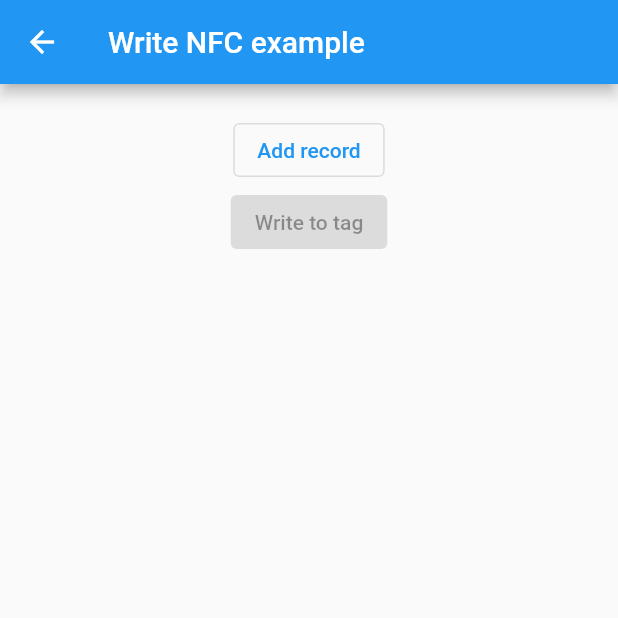
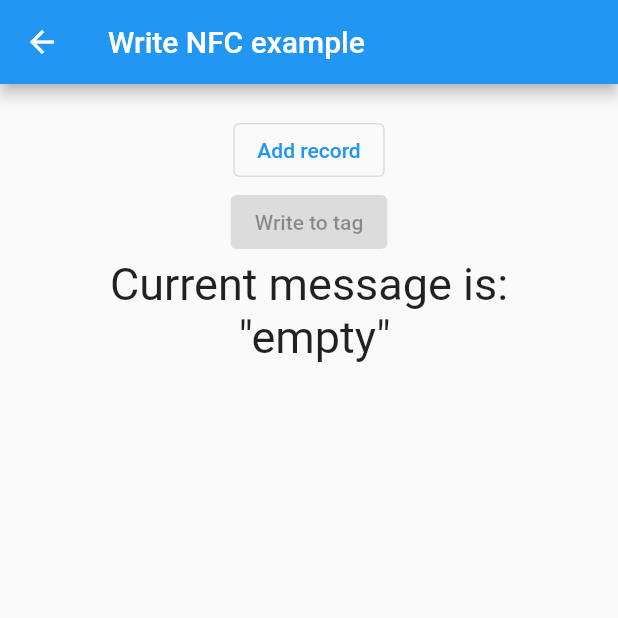
Before and after one commit to krlaa/attendancetest1, a Flutter app: the screen it shows after launch, after a tap on "Write NFC", on a phone screen of 412 x 824 dp, the top half of it. Run offline on Flutter 3.47's test engine with Material 2 defaults, Android fonts, the light colour scheme and no system bars; our stand-ins replace get, random_string; missing offline and left inert: nfc_in_flutter; network calls fail.

Commit message:
initl draft

```diff
--- a/lib/main.dart
+++ b/lib/main.dart
@@ -1,10 +1,23 @@
+import 'dart:convert';
+
+import 'package:attendancetest1/models/student_model.dart';
 import 'package:flutter/material.dart';
+import 'package:uuid/uuid.dart';
 import 'screens/read_example_screen.dart';
 import 'screens/write_example_screen.dart';
 import 'package:random_string/random_string.dart';
+import 'dart:developer';
 import 'package:random_string/random_string.dart';
+import 'package:http/http.dart' as http;
+import 'package:get/get.dart';
 
-void main() => runApp(ExampleApp());
+void main() {
+  Uuid u = Uuid();
+  String s = u.v5(Uuid.NAMESPACE_NIL, "fifth");
+
+  print(s);
+  runApp(ExampleApp());
+}
 
 class ExampleApp extends StatefulWidget {
   @override
@@ -37,38 +50,59 @@ class _ExampleAppState extends State<ExampleApp> {
   void initState() {
     generateIds();
     checkDuplicates();
-    print(idList);
     super.initState();
   }
 
+  List<String> grades = [
+    "pre-k",
+    "kindergarten"
+        "first",
+    "second",
+    "third",
+    "fourth",
+    "fifth",
+    "sixth",
+    "seventh",
+    "eighth",
+    "ninth",
+    "tenth",
+    "eleventh",
+    "twelfth"
+  ];
+
   @override
   Widget build(BuildContext context) {
-    return MaterialApp(
+    return GetMaterialApp(
       home: Scaffold(
-        appBar: AppBar(
-          title: const Text("NFC in Flutter examples"),
-        ),
-        body: Builder(builder: (context) {
-          return ListView(
+          appBar: AppBar(
+            title: const Text("NFC in Flutter examples"),
+          ),
+          body: ListView(
             children: <Widget>[
               ListTile(
                 title: const Text("Read NFC"),
                 onTap: () {
-                  Navigator.pushNamed(context, "/read_example");
+                  Get.to(ReadExampleScreen(
+                    id: idList,
+                    grades: grades,
+                  ));
                 },
               ),
               ListTile(
                 title: const Text("Write NFC"),
                 onTap: () {
-                  Navigator.pushNamed(context, "/write_example");
+                  Get.to(WriteExampleScreen(
+                    ids: idList,
+                    grades: grades,
+                  ));
                 },
               ),
             ],
-          );
-        }),
-      ),
+          )),
       routes: {
-        "/read_example": (context) => ReadExampleScreen(),
+        "/read_example": (context) => ReadExampleScreen(
+              id: idList,
+            ),
         "/write_example": (context) => WriteExampleScreen(),
       },
     );
--- a/lib/screens/write_example_screen.dart
+++ b/lib/screens/write_example_screen.dart
@@ -1,19 +1,29 @@
 import 'package:flutter/material.dart';
+import 'package:get/get.dart';
 import 'package:nfc_in_flutter/nfc_in_flutter.dart';
 import 'dart:async';
 import 'dart:io';
+import 'package:http/http.dart' as http;
+import 'package:uuid/uuid.dart';
 
 class RecordEditor {
-  TextEditingController mediaTypeController;
-  TextEditingController payloadController;
+  String grade;
+  TextEditingController name;
 
   RecordEditor() {
-    mediaTypeController = TextEditingController();
-    payloadController = TextEditingController();
+    grade = "pre-k";
+    name = TextEditingController();
   }
 }
 
 class WriteExampleScreen extends StatefulWidget {
+  final ids;
+  final students;
+  final List<String> grades;
+
+  const WriteExampleScreen({Key key, this.ids, this.students, this.grades})
+      : super(key: key);
+
   @override
   _WriteExampleScreenState createState() => _WriteExampleScreenState();
 }
@@ -22,6 +32,8 @@ class _WriteExampleScreenState extends State<WriteExampleScreen> {
   StreamSubscription<NDEFMessage> _stream;
   List<RecordEditor> _records = [];
   bool _hasClosedWriteDialog = false;
+  int currentIndex = 50;
+  String currentMessage = '';
 
   void _addRecord() {
     setState(() {
@@ -30,15 +42,30 @@ class _WriteExampleScreenState extends State<WriteExampleScreen> {
   }
 
   void _write(BuildContext context) async {
+    var uuid = Uuid();
+
+    String userId = uuid.v1();
+    Get.defaultDialog(
+        content: Center(
+      child: CircularProgressIndicator(),
+    ));
+    var response = await http
+        .post(Uri.tryParse("https://tzzu7v.deta.dev/createStudent"), body: {
+      "name": _records.first.name.text,
+      "grade": _records.first.grade,
+      "id": userId,
+      "currentSecret": widget.ids[currentIndex]
+    });
+    print(response.statusCode);
+    Get.back();
     List<NDEFRecord> records = _records.map((record) {
       return NDEFRecord.type(
         'text/plain',
-        record.payloadController.text,
+        '${widget.ids[currentIndex]}_$userId',
       );
     }).toList();
     NDEFMessage message = NDEFMessage.withRecords(records);
 
-    if (Platform.isAndroid) {
     showDialog(
       context: context,
       builder: (context) => AlertDialog(
@@ -55,11 +82,15 @@ class _WriteExampleScreenState extends State<WriteExampleScreen> {
         ],
       ),
     );
-    }
 
+    print(message.payload);
     // Write to the first tag scanned
     await NFC.writeNDEF(message).first;
     //close the dialog
+    setState(() {
+      currentMessage = "Index: $currentIndex\nNew: ${widget.ids[currentIndex]}";
+    });
+    currentIndex += 1;
     Navigator.pop(context);
   }
 
@@ -76,9 +107,8 @@ class _WriteExampleScreenState extends State<WriteExampleScreen> {
           Center(
               child: OutlinedButton(
             child: const Text("Add record"),
-              onPressed: _addRecord,
-            ),
-          ),
+            onPressed: _records.length < 1 ? _addRecord : null,
+          )),
           for (var record in _records)
             Padding(
               padding: const EdgeInsets.only(bottom: 30),
@@ -87,10 +117,39 @@ class _WriteExampleScreenState extends State<WriteExampleScreen> {
                 children: <Widget>[
                   Text("Record", style: Theme.of(context).textTheme.body2),
                   TextFormField(
-                    controller: record.payloadController,
+                    controller: record.name,
                     decoration: InputDecoration(
-                      hintText: "Payload",
+                      hintText: "Name",
                     ),
+                  ),
+                  DropdownButton<String>(
+                    focusColor: Colors.white,
+                    value: record.grade,
+                    //elevation: 5,
+                    style: TextStyle(color: Colors.white),
+                    iconEnabledColor: Colors.black,
+                    items: widget.grades
+                        .map<DropdownMenuItem<String>>((String value) {
+                      return DropdownMenuItem<String>(
+                        value: value,
+                        child: Text(
+                          value,
+                          style: TextStyle(color: Colors.black),
+                        ),
+                      );
+                    }).toList(),
+                    hint: Text(
+                      "Please choose a langauage",
+                      style: TextStyle(
+                          color: Colors.black,
+                          fontSize: 14,
+                          fontWeight: FontWeight.w500),
+                    ),
+                    onChanged: (String value) {
+                      setState(() {
+                        record.grade = value;
+                      });
+                    },
                   )
                 ],
               ),
@@ -101,6 +160,13 @@ class _WriteExampleScreenState extends State<WriteExampleScreen> {
               onPressed: _records.length > 0 ? () => _write(context) : null,
             ),
           ),
+          Text(
+            'Current message is:\n ${currentMessage.isNotEmpty ? currentMessage : "\"empty\""}',
+            style: TextStyle(
+              fontSize: 30,
+            ),
+            textAlign: TextAlign.center,
+          ),
         ],
       ),
     );
--- a/pubspec.yaml
+++ b/pubspec.yaml
@@ -21,6 +21,10 @@ environment:
   sdk: ">=2.7.0 <3.0.0"
 
 dependencies:
+  get:
+  http:
+  crypto:
+  uuid:
   random_string: ^2.1.0
   nfc_in_flutter: ^2.0.5
   flutter:
```
Also changed, not shown: lib/models/student_model.dart (added, +52 -0 lines), lib/screens/read_example_screen.dart (+81 -11 lines), pubspec.lock. Lines whose indentation alone changed are shown as unchanged.
